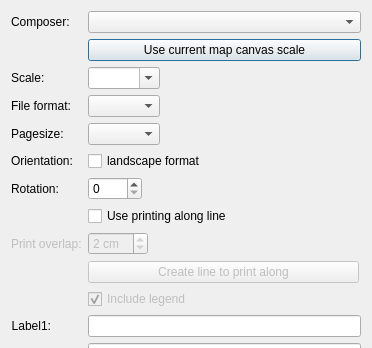
Above: NextPrint_dialog_base.ui from Amphibitus/NextPrint before the change; both pictures show x 0 to 372 and y 0 to 348 of the 372 by 514 pixel window. Below: the same form after it.
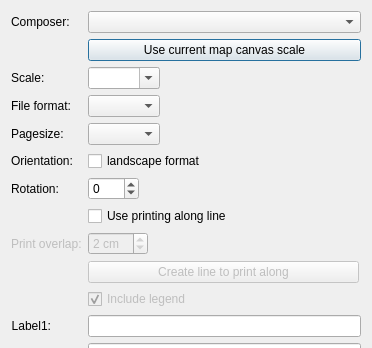
That is the form after the change. Icons and pictures are not drawn.

```diff
--- a/NextPrint_dialog_base.ui
+++ b/NextPrint_dialog_base.ui
@@ -150,14 +150,17 @@
       </sizepolicy>
      </property>
      <property name="minimum">
-      <number>0</number>
+      <number>-360</number>
      </property>
      <property name="maximum">
-      <number>1000</number>
+      <number>360</number>
      </property>
      <property name="singleStep">
       <number>5</number>
      </property>
+     <property name="displayIntegerBase">
+      <number>10</number>
+     </property>
     </widget>
    </item>
    <item row="11" column="1">
```
